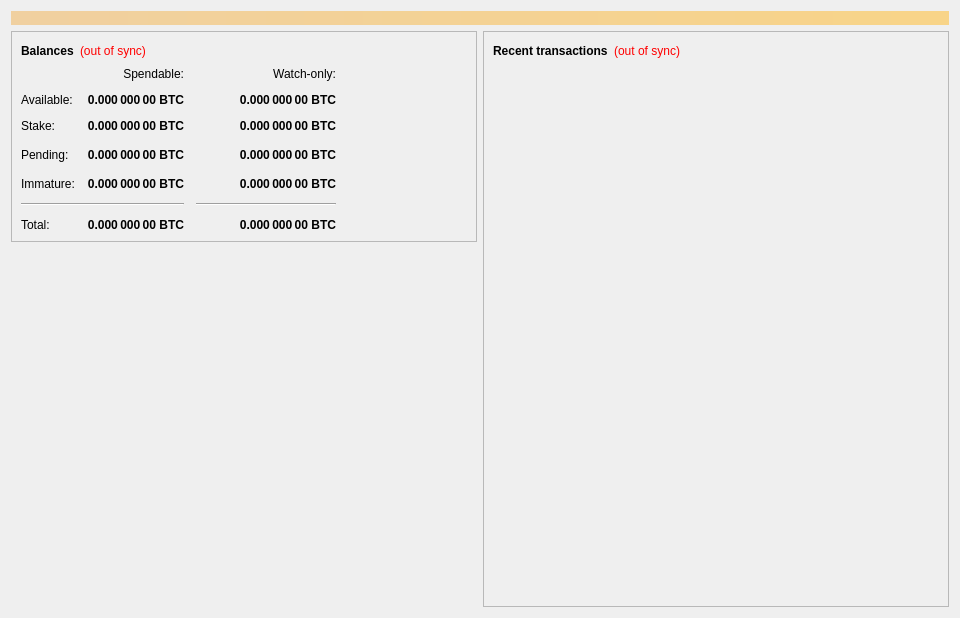
Qt form src/qt/forms/overviewpage.ui (Stipend-Developer/stipend) before a commit.
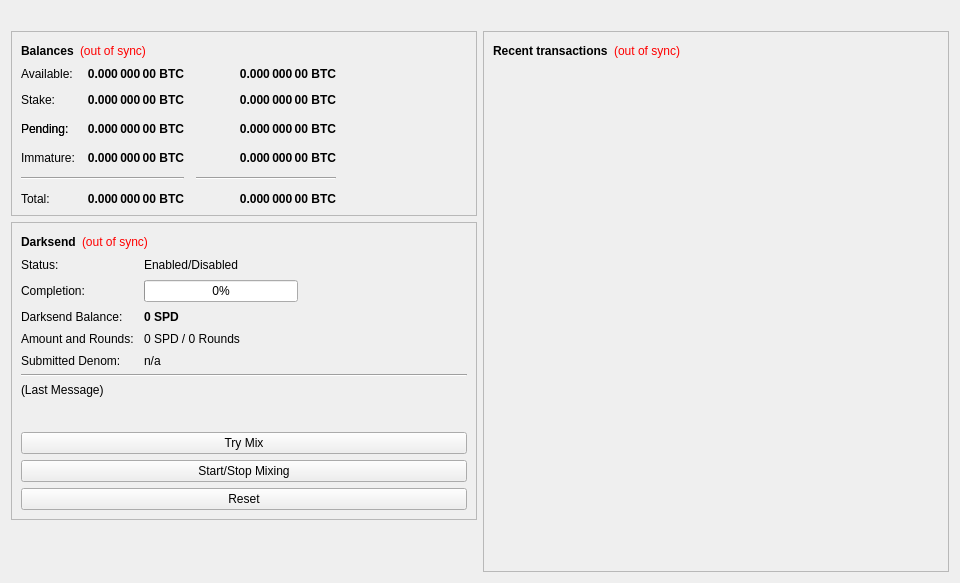
The same form after that commit. Icons and pictures are not drawn.

Commit message: [Wallet - v4.0.0.0] Re-Enable Darksend Functionality

The edit to the form file:
```diff
--- a/src/qt/forms/overviewpage.ui
+++ b/src/qt/forms/overviewpage.ui
@@ -7,7 +7,7 @@
     <x>0</x>
     <y>0</y>
     <width>960</width>
-    <height>618</height>
+    <height>583</height>
    </rect>
   </property>
   <property name="minimumSize">
@@ -26,7 +26,7 @@
       <bool>false</bool>
      </property>
      <property name="styleSheet">
-      <string notr="true">background-color: qlineargradient(x1: 0, y1: 0, x2: 1, y2: 0, stop:0 #F0D0A0, stop:1 #F8D488); color:#000000;</string>
+      <string notr="true">backgroundcolor: qlineargradient(x1: 0, y1: 0, x2: 1, y2: 0, stop:0 #F0D0A0, stop:1 #F8D488); color:#000000;</string>
      </property>
      <property name="wordWrap">
       <bool>true</bool>
@@ -103,8 +103,8 @@
             <property name="spacing">
              <number>12</number>
             </property>
-            <item row="6" column="1">
-             <widget class="QLabel" name="labelTotal">
+            <item row="2" column="1">
+             <widget class="QLabel" name="labelUnconfirmed">
               <property name="font">
                <font>
                 <weight>75</weight>
@@ -115,49 +115,7 @@
                <cursorShape>IBeamCursor</cursorShape>
               </property>
               <property name="toolTip">
-               <string>Your current total balance</string>
-              </property>
-              <property name="text">
-               <string notr="true">0.000 000 00 BTC</string>
-              </property>
-              <property name="alignment">
-               <set>Qt::AlignRight|Qt::AlignTrailing|Qt::AlignVCenter</set>
-              </property>
-              <property name="textInteractionFlags">
-               <set>Qt::LinksAccessibleByMouse|Qt::TextSelectableByKeyboard|Qt::TextSelectableByMouse</set>
-              </property>
-             </widget>
-            </item>
-            <item row="3" column="0">
-             <widget class="QLabel" name="labelPendingText">
-              <property name="text">
-               <string>Pending:</string>
-              </property>
-             </widget>
-            </item>
-            <item row="0" column="2">
-             <widget class="QLabel" name="labelWatchonly">
-              <property name="text">
-               <string>Watch-only:</string>
-              </property>
-              <property name="alignment">
-               <set>Qt::AlignRight|Qt::AlignTrailing|Qt::AlignVCenter</set>
-              </property>
-             </widget>
-            </item>
-            <item row="3" column="2">
-             <widget class="QLabel" name="labelWatchPending">
-              <property name="font">
-               <font>
-                <weight>75</weight>
-                <bold>true</bold>
-               </font>
-              </property>
-              <property name="cursor">
-               <cursorShape>IBeamCursor</cursorShape>
-              </property>
-              <property name="toolTip">
-               <string>Unconfirmed transactions to watch-only addresses</string>
+               <string>Total of transactions that have yet to be confirmed, and do not yet count toward the spendable balance</string>
               </property>
               <property name="text">
                <string notr="true">0.000 000 00 BTC</string>
@@ -171,44 +129,6 @@
              </widget>
             </item>
             <item row="4" column="2">
-             <widget class="QLabel" name="labelWatchImmature">
-              <property name="font">
-               <font>
-                <weight>75</weight>
-                <bold>true</bold>
-               </font>
-              </property>
-              <property name="cursor">
-               <cursorShape>IBeamCursor</cursorShape>
-              </property>
-              <property name="toolTip">
-               <string>Mined balance in watch-only addresses that has not yet matured</string>
-              </property>
-              <property name="text">
-               <string notr="true">0.000 000 00 BTC</string>
-              </property>
-              <property name="alignment">
-               <set>Qt::AlignRight|Qt::AlignTrailing|Qt::AlignVCenter</set>
-              </property>
-              <property name="textInteractionFlags">
-               <set>Qt::LinksAccessibleByMouse|Qt::TextSelectableByKeyboard|Qt::TextSelectableByMouse</set>
-              </property>
-             </widget>
-            </item>
-            <item row="3" column="3">
-             <spacer name="horizontalSpacer_2">
-              <property name="orientation">
-               <enum>Qt::Horizontal</enum>
-              </property>
-              <property name="sizeHint" stdset="0">
-               <size>
-                <width>40</width>
-                <height>20</height>
-               </size>
-              </property>
-             </spacer>
-            </item>
-            <item row="5" column="2">
              <widget class="Line" name="lineWatchBalance">
               <property name="sizePolicy">
                <sizepolicy hsizetype="Preferred" vsizetype="Fixed">
@@ -227,14 +147,7 @@
               </property>
              </widget>
             </item>
-            <item row="4" column="0">
-             <widget class="QLabel" name="labelImmatureText">
-              <property name="text">
-               <string>Immature:</string>
-              </property>
-             </widget>
-            </item>
-            <item row="6" column="2">
+            <item row="5" column="2">
              <widget class="QLabel" name="labelWatchTotal">
               <property name="font">
                <font>
@@ -259,71 +172,7 @@
               </property>
              </widget>
             </item>
-            <item row="1" column="1">
-             <widget class="QLabel" name="labelBalance">
-              <property name="font">
-               <font>
-                <weight>75</weight>
-                <bold>true</bold>
-               </font>
-              </property>
-              <property name="cursor">
-               <cursorShape>IBeamCursor</cursorShape>
-              </property>
-              <property name="toolTip">
-               <string>Your current spendable balance</string>
-              </property>
-              <property name="text">
-               <string notr="true">0.000 000 00 BTC</string>
-              </property>
-              <property name="alignment">
-               <set>Qt::AlignRight|Qt::AlignTrailing|Qt::AlignVCenter</set>
-              </property>
-              <property name="textInteractionFlags">
-               <set>Qt::LinksAccessibleByMouse|Qt::TextSelectableByKeyboard|Qt::TextSelectableByMouse</set>
-              </property>
-             </widget>
-            </item>
-            <item row="2" column="0">
-             <widget class="QLabel" name="label_10">
-              <property name="text">
-               <string>Stake:</string>
-              </property>
-             </widget>
-            </item>
-            <item row="5" column="0" colspan="2">
-             <widget class="Line" name="lineSpendableBalance">
-              <property name="orientation">
-               <enum>Qt::Horizontal</enum>
-              </property>
-             </widget>
-            </item>
-            <item row="2" column="2">
-             <widget class="QLabel" name="labelWatchStake">
-              <property name="font">
-               <font>
-                <weight>75</weight>
-                <bold>true</bold>
-               </font>
-              </property>
-              <property name="cursor">
-               <cursorShape>IBeamCursor</cursorShape>
-              </property>
-              <property name="toolTip">
-               <string>Total of coins that was staked in watch-only addresses, and do not yet count toward the current watch-only balance</string>
-              </property>
-              <property name="text">
-               <string notr="true">0.000 000 00 BTC</string>
-              </property>
-              <property name="alignment">
-               <set>Qt::AlignRight|Qt::AlignTrailing|Qt::AlignVCenter</set>
-              </property>
-              <property name="textInteractionFlags">
-               <set>Qt::LinksAccessibleByMouse|Qt::TextSelectableByKeyboard|Qt::TextSelectableByMouse</set>
-              </property>
-             </widget>
-            </item>
-            <item row="1" column="0">
+            <item row="0" column="0">
              <widget class="QLabel" name="labelBalanceText">
               <property name="text">
                <string>Available:</string>
@@ -331,7 +180,7 @@
              </widget>
             </item>
             <item row="1" column="2">
-             <widget class="QLabel" name="labelWatchAvailable">
+             <widget class="QLabel" name="labelWatchStake">
               <property name="font">
                <font>
                 <weight>75</weight>
@@ -342,7 +191,71 @@
                <cursorShape>IBeamCursor</cursorShape>
               </property>
               <property name="toolTip">
-               <string>Your current balance in watch-only addresses</string>
+               <string>Total of coins that was staked in watch-only addresses, and do not yet count toward the current watch-only balance</string>
+              </property>
+              <property name="text">
+               <string notr="true">0.000 000 00 BTC</string>
+              </property>
+              <property name="alignment">
+               <set>Qt::AlignRight|Qt::AlignTrailing|Qt::AlignVCenter</set>
+              </property>
+              <property name="textInteractionFlags">
+               <set>Qt::LinksAccessibleByMouse|Qt::TextSelectableByKeyboard|Qt::TextSelectableByMouse</set>
+              </property>
+             </widget>
+            </item>
+            <item row="3" column="0">
+             <widget class="QLabel" name="labelImmatureText">
+              <property name="text">
+               <string>Immature:</string>
+              </property>
+             </widget>
+            </item>
+            <item row="2" column="0">
+             <widget class="QLabel" name="labelPendingText">
+              <property name="text">
+               <string>Pending:</string>
+              </property>
+             </widget>
+            </item>
+            <item row="5" column="1">
+             <widget class="QLabel" name="labelTotal">
+              <property name="font">
+               <font>
+                <weight>75</weight>
+                <bold>true</bold>
+               </font>
+              </property>
+              <property name="cursor">
+               <cursorShape>IBeamCursor</cursorShape>
+              </property>
+              <property name="toolTip">
+               <string>Your current total balance</string>
+              </property>
+              <property name="text">
+               <string notr="true">0.000 000 00 BTC</string>
+              </property>
+              <property name="alignment">
+               <set>Qt::AlignRight|Qt::AlignTrailing|Qt::AlignVCenter</set>
+              </property>
+              <property name="textInteractionFlags">
+               <set>Qt::LinksAccessibleByMouse|Qt::TextSelectableByKeyboard|Qt::TextSelectableByMouse</set>
+              </property>
+             </widget>
+            </item>
+            <item row="2" column="2">
+             <widget class="QLabel" name="labelWatchPending">
+              <property name="font">
+               <font>
+                <weight>75</weight>
+                <bold>true</bold>
+               </font>
+              </property>
+              <property name="cursor">
+               <cursorShape>IBeamCursor</cursorShape>
+              </property>
+              <property name="toolTip">
+               <string>Unconfirmed transactions to watch-only addresses</string>
               </property>
               <property name="text">
                <string notr="true">0.000 000 00 BTC</string>
@@ -356,17 +269,7 @@
              </widget>
             </item>
             <item row="0" column="1">
-             <widget class="QLabel" name="labelSpendable">
-              <property name="text">
-               <string>Spendable:</string>
-              </property>
-              <property name="alignment">
-               <set>Qt::AlignRight|Qt::AlignTrailing|Qt::AlignVCenter</set>
-              </property>
-             </widget>
-            </item>
-            <item row="2" column="1">
-             <widget class="QLabel" name="labelStake">
+             <widget class="QLabel" name="labelBalance">
               <property name="font">
                <font>
                 <weight>75</weight>
@@ -390,7 +293,7 @@
               </property>
              </widget>
             </item>
-            <item row="4" column="1">
+            <item row="3" column="1">
              <widget class="QLabel" name="labelImmature">
               <property name="font">
                <font>
@@ -415,88 +318,387 @@
               </property>
              </widget>
             </item>
-            <item row="6" column="0">
+            <item row="4" column="0" colspan="2">
+             <widget class="Line" name="lineSpendableBalance">
+              <property name="orientation">
+               <enum>Qt::Horizontal</enum>
+              </property>
+             </widget>
+            </item>
+            <item row="2" column="3">
+             <spacer name="horizontalSpacer_2">
+              <property name="orientation">
+               <enum>Qt::Horizontal</enum>
+              </property>
+              <property name="sizeHint" stdset="0">
+               <size>
+                <width>40</width>
+                <height>20</height>
+               </size>
+              </property>
+             </spacer>
+            </item>
+            <item row="1" column="0">
+             <widget class="QLabel" name="label_10">
+              <property name="text">
+               <string>Stake:</string>
+              </property>
+             </widget>
+            </item>
+            <item row="2" column="0">
+             <widget class="QLabel" name="labelPendingText">
+              <property name="text">
+               <string>Pending:</string>
+              </property>
+             </widget>
+            </item>
+            <item row="3" column="2">
+             <widget class="QLabel" name="labelWatchImmature">
+              <property name="font">
+               <font>
+                <weight>75</weight>
+                <bold>true</bold>
+               </font>
+              </property>
+              <property name="cursor">
+               <cursorShape>IBeamCursor</cursorShape>
+              </property>
+              <property name="toolTip">
+               <string>Mined balance in watch-only addresses that has not yet matured</string>
+              </property>
+              <property name="text">
+               <string notr="true">0.000 000 00 BTC</string>
+              </property>
+              <property name="alignment">
+               <set>Qt::AlignRight|Qt::AlignTrailing|Qt::AlignVCenter</set>
+              </property>
+              <property name="textInteractionFlags">
+               <set>Qt::LinksAccessibleByMouse|Qt::TextSelectableByKeyboard|Qt::TextSelectableByMouse</set>
+              </property>
+             </widget>
+            </item>
+            <item row="5" column="0">
              <widget class="QLabel" name="labelTotalText">
               <property name="text">
                <string>Total:</string>
               </property>
              </widget>
             </item>
+            <item row="1" column="1">
+             <widget class="QLabel" name="labelStake">
+              <property name="font">
+               <font>
+                <weight>75</weight>
+                <bold>true</bold>
+               </font>
+              </property>
+              <property name="cursor">
+               <cursorShape>IBeamCursor</cursorShape>
+              </property>
+              <property name="toolTip">
+               <string>Total of coins that was staked, and do not yet count toward the current balance</string>
+              </property>
+              <property name="text">
+               <string notr="true">0.000 000 00 BTC</string>
+              </property>
+              <property name="alignment">
+               <set>Qt::AlignRight|Qt::AlignTrailing|Qt::AlignVCenter</set>
+              </property>
+              <property name="textInteractionFlags">
+               <set>Qt::LinksAccessibleByMouse|Qt::TextSelectableByKeyboard|Qt::TextSelectableByMouse</set>
+              </property>
+             </widget>
+            </item>
+            <item row="0" column="2">
+             <widget class="QLabel" name="labelWatchAvailable">
+              <property name="font">
+               <font>
+                <weight>75</weight>
+                <bold>true</bold>
+               </font>
+              </property>
+              <property name="cursor">
+               <cursorShape>IBeamCursor</cursorShape>
+              </property>
+              <property name="toolTip">
+               <string>Your current balance in watch-only addresses</string>
+              </property>
+              <property name="text">
+               <string notr="true">0.000 000 00 BTC</string>
+              </property>
+              <property name="alignment">
+               <set>Qt::AlignRight|Qt::AlignTrailing|Qt::AlignVCenter</set>
+              </property>
+              <property name="textInteractionFlags">
+               <set>Qt::LinksAccessibleByMouse|Qt::TextSelectableByKeyboard|Qt::TextSelectableByMouse</set>
+              </property>
+             </widget>
+            </item>
+           </layout>
+          </item>
+         </layout>
+        </widget>
+       </item>
+       <item>
+        <widget class="QFrame" name="frameDarksend">
+         <property name="sizePolicy">
+          <sizepolicy hsizetype="Expanding" vsizetype="Fixed">
+           <horstretch>0</horstretch>
+           <verstretch>0</verstretch>
+          </sizepolicy>
+         </property>
+         <property name="minimumSize">
+          <size>
+           <width>0</width>
+           <height>280</height>
+          </size>
+         </property>
+         <property name="layoutDirection">
+          <enum>Qt::LeftToRight</enum>
+         </property>
+         <property name="frameShape">
+          <enum>QFrame::StyledPanel</enum>
+         </property>
+         <property name="frameShadow">
+          <enum>QFrame::Raised</enum>
+         </property>
+         <layout class="QVBoxLayout" name="verticalLayout_5">
+          <item>
+           <layout class="QHBoxLayout" name="horizontalLayout_5">
+            <item>
+             <widget class="QLabel" name="label_2">
+              <property name="font">
+               <font>
+                <weight>75</weight>
+                <bold>true</bold>
+               </font>
+              </property>
+              <property name="text">
+               <string>Darksend</string>
+              </property>
+             </widget>
+            </item>
+            <item>
+             <widget class="QLabel" name="labelDarksendSyncStatus">
+              <property name="toolTip">
+               <string>The displayed information may be out of date. Your wallet automatically synchronizes with the Stipend network after a connection is established, but this process has not completed yet.</string>
+              </property>
+              <property name="styleSheet">
+               <string notr="true">QLabel { color: red; }</string>
+              </property>
+              <property name="text">
+               <string notr="true">(out of sync)</string>
+              </property>
+              <property name="alignment">
+               <set>Qt::AlignLeading|Qt::AlignLeft|Qt::AlignVCenter</set>
+              </property>
+             </widget>
+            </item>
+            <item>
+             <spacer name="horizontalSpacer_4">
+              <property name="orientation">
+               <enum>Qt::Horizontal</enum>
+              </property>
+              <property name="sizeHint" stdset="0">
+               <size>
+                <width>40</width>
+                <height>20</height>
+               </size>
+              </property>
+             </spacer>
+            </item>
+           </layout>
+          </item>
+          <item>
+           <layout class="QFormLayout" name="formLayout">
+            <property name="fieldGrowthPolicy">
+             <enum>QFormLayout::AllNonFixedFieldsGrow</enum>
+            </property>
+            <property name="horizontalSpacing">
+             <number>10</number>
+            </property>
+            <property name="verticalSpacing">
+             <number>8</number>
+            </property>
+            <item row="0" column="0">
+             <widget class="QLabel" name="label_6">
+              <property name="text">
+               <string>Status:</string>
+              </property>
+             </widget>
+            </item>
+            <item row="1" column="0">
+             <widget class="QLabel" name="label_7">
+              <property name="text">
+               <string>Completion:</string>
+              </property>
+             </widget>
+            </item>
+            <item row="1" column="1">
+             <widget class="QProgressBar" name="darksendProgress">
+              <property name="maximumSize">
+               <size>
+                <width>154</width>
+                <height>16777215</height>
+               </size>
+              </property>
+              <property name="value">
+               <number>0</number>
+              </property>
+             </widget>
+            </item>
+            <item row="3" column="0">
+             <widget class="QLabel" name="labelAnonymizedText">
+              <property name="text">
+               <string>Darksend Balance:</string>
+              </property>
+             </widget>
+            </item>
             <item row="3" column="1">
-             <widget class="QLabel" name="labelUnconfirmed">
+             <widget class="QLabel" name="labelAnonymized">
               <property name="font">
                <font>
                 <weight>75</weight>
                 <bold>true</bold>
                </font>
               </property>
-              <property name="cursor">
-               <cursorShape>IBeamCursor</cursorShape>
+              <property name="text">
+               <string notr="true">0 SPD</string>
               </property>
+             </widget>
+            </item>
+            <item row="4" column="0">
+             <widget class="QLabel" name="label_8">
+              <property name="text">
+               <string>Amount and Rounds:</string>
+              </property>
+             </widget>
+            </item>
+            <item row="4" column="1">
+             <widget class="QLabel" name="labelAmountRounds">
+              <property name="text">
+               <string>0 SPD / 0 Rounds</string>
+              </property>
+             </widget>
+            </item>
+            <item row="5" column="0">
+             <widget class="QLabel" name="label_9">
+              <property name="text">
+               <string>Submitted Denom:</string>
+              </property>
+             </widget>
+            </item>
+            <item row="5" column="1">
+             <widget class="QLabel" name="labelSubmittedDenom">
               <property name="toolTip">
                <string>Total of transactions that have yet to be confirmed, and do not yet count toward the spendable balance</string>
               </property>
               <property name="text">
-               <string notr="true">0.000 000 00 BTC</string>
+               <string>n/a</string>
               </property>
-              <property name="alignment">
-               <set>Qt::AlignRight|Qt::AlignTrailing|Qt::AlignVCenter</set>
-              </property>
-              <property name="textInteractionFlags">
-               <set>Qt::LinksAccessibleByMouse|Qt::TextSelectableByKeyboard|Qt::TextSelectableByMouse</set>
+             </widget>
+            </item>
+            <item row="0" column="1">
+             <widget class="QLabel" name="darksendEnabled">
+              <property name="text">
+               <string>Enabled/Disabled</string>
               </property>
              </widget>
             </item>
            </layout>
           </item>
+          <item>
+           <widget class="Line" name="lineLastMessage">
+            <property name="orientation">
+             <enum>Qt::Horizontal</enum>
+            </property>
+           </widget>
+          </item>
+          <item>
+           <widget class="QLabel" name="darksendStatus">
+            <property name="minimumSize">
+             <size>
+              <width>288</width>
+              <height>43</height>
+             </size>
+            </property>
+            <property name="text">
+             <string>(Last Message)</string>
+            </property>
+            <property name="alignment">
+             <set>Qt::AlignLeading|Qt::AlignLeft|Qt::AlignTop</set>
+            </property>
+            <property name="wordWrap">
+             <bool>true</bool>
+            </property>
+           </widget>
+          </item>
+          <item>
+           <widget class="QPushButton" name="darksendAuto">
+            <property name="sizePolicy">
+             <sizepolicy hsizetype="MinimumExpanding" vsizetype="Fixed">
+              <horstretch>0</horstretch>
+              <verstretch>0</verstretch>
+             </sizepolicy>
+            </property>
+            <property name="toolTip">
+             <string>Try to manually submit a Darksend request.</string>
+            </property>
+            <property name="text">
+             <string>Try Mix</string>
+            </property>
+           </widget>
+          </item>
+          <item>
+           <widget class="QPushButton" name="toggleDarksend">
+            <property name="sizePolicy">
+             <sizepolicy hsizetype="MinimumExpanding" vsizetype="Fixed">
+              <horstretch>0</horstretch>
+              <verstretch>0</verstretch>
+             </sizepolicy>
+            </property>
+            <property name="text">
+             <string>Start/Stop Mixing</string>
+            </property>
+           </widget>
+          </item>
+          <item>
+           <widget class="QPushButton" name="darksendReset">
+            <property name="sizePolicy">
+             <sizepolicy hsizetype="MinimumExpanding" vsizetype="Fixed">
+              <horstretch>0</horstretch>
+              <verstretch>0</verstretch>
+             </sizepolicy>
+            </property>
+            <property name="toolTip">
+             <string>Reset the current status of Darksend (can interrupt Darksend if it's in the process of Mixing, which can cost you money!)</string>
+            </property>
+            <property name="autoFillBackground">
+             <bool>false</bool>
+            </property>
+            <property name="text">
+             <string>Reset</string>
+            </property>
+           </widget>
+          </item>
          </layout>
         </widget>
        </item>
        <item>
-        <layout class="QVBoxLayout" name="verticalLayout_5">
-         <item>
-          <spacer name="verticalSpacer">
-           <property name="orientation">
-            <enum>Qt::Vertical</enum>
-           </property>
-           <property name="sizeHint" stdset="0">
-            <size>
-             <width>20</width>
-             <height>40</height>
-            </size>
-           </property>
-          </spacer>
-         </item>
-         <item>
-          <widget class="QLabel" name="label">
-           <property name="text">
-            <string/>
-           </property>
-           <property name="pixmap">
-            <pixmap>../res/images/header2.png</pixmap>
-           </property>
-           <property name="scaledContents">
-            <bool>false</bool>
-           </property>
-           <property name="alignment">
-            <set>Qt::AlignCenter</set>
-           </property>
-          </widget>
-         </item>
-         <item>
-          <spacer name="verticalSpacer_2">
-           <property name="orientation">
-            <enum>Qt::Vertical</enum>
-           </property>
-           <property name="sizeHint" stdset="0">
-            <size>
-             <width>20</width>
-             <height>40</height>
-            </size>
-           </property>
-          </spacer>
-         </item>
-        </layout>
+        <spacer name="verticalSpacer">
+         <property name="orientation">
+          <enum>Qt::Vertical</enum>
+         </property>
+         <property name="sizeType">
+          <enum>QSizePolicy::Expanding</enum>
+         </property>
+         <property name="sizeHint" stdset="0">
+          <size>
+           <width>20</width>
+           <height>40</height>
+          </size>
+         </property>
+        </spacer>
        </item>
       </layout>
      </item>
```
Left out of the diff: 4 changed lines with no effect on the pictures. The commit also changes 8 other files.
